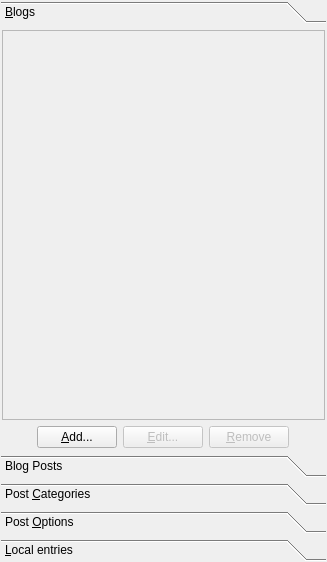
Qt form src/toolboxbase.ui (mtux/bilbo) before a commit.
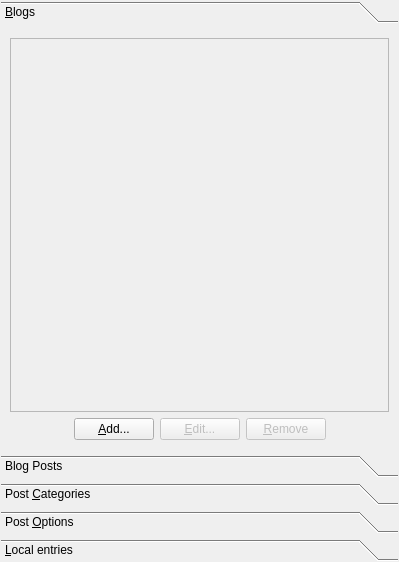
The same form after that commit. Custom widgets are drawn as their Qt base class.

Commit message: Toolbox pages layout changed to Horizontal layout. Fix on advanced settings page text!

Diff of the .ui file:
```diff
--- a/src/toolboxbase.ui
+++ b/src/toolboxbase.ui
@@ -5,7 +5,7 @@
    <rect>
     <x>0</x>
     <y>0</y>
-    <width>327</width>
+    <width>399</width>
     <height>562</height>
    </rect>
   </property>
@@ -25,18 +25,46 @@
          <rect>
           <x>0</x>
           <y>0</y>
-          <width>313</width>
+          <width>385</width>
           <height>403</height>
          </rect>
         </property>
         <attribute name="label" >
          <string>&amp;Blogs</string>
         </attribute>
-        <layout class="QGridLayout" name="gridLayout_7" >
-         <property name="margin" >
-          <number>1</number>
-         </property>
-         <item row="2" column="0" >
+        <layout class="QVBoxLayout" name="verticalLayout_8" >
+         <item>
+          <widget class="QScrollArea" name="scrollArea_2" >
+           <property name="frameShadow" >
+            <enum>QFrame::Raised</enum>
+           </property>
+           <property name="widgetResizable" >
+            <bool>true</bool>
+           </property>
+           <widget class="QWidget" name="frameBlog" >
+            <property name="geometry" >
+             <rect>
+              <x>0</x>
+              <y>0</y>
+              <width>371</width>
+              <height>357</height>
+             </rect>
+            </property>
+            <layout class="QVBoxLayout" name="verticalLayout" >
+             <property name="leftMargin" >
+              <number>2</number>
+             </property>
+             <property name="topMargin" >
+              <number>2</number>
+             </property>
+             <property name="rightMargin" >
+              <number>2</number>
+             </property>
+            </layout>
+           </widget>
+          </widget>
+         </item>
+         <item>
           <layout class="QHBoxLayout" name="horizontalLayout_5" >
            <property name="sizeConstraint" >
             <enum>QLayout::SetMinimumSize</enum>
@@ -111,37 +139,6 @@
            </item>
           </layout>
          </item>
-         <item row="0" column="0" >
-          <widget class="QScrollArea" name="scrollArea_2" >
-           <property name="frameShadow" >
-            <enum>QFrame::Raised</enum>
-           </property>
-           <property name="widgetResizable" >
-            <bool>true</bool>
-           </property>
-           <widget class="QWidget" name="frameBlog" >
-            <property name="geometry" >
-             <rect>
-              <x>0</x>
-              <y>0</y>
-              <width>305</width>
-              <height>363</height>
-             </rect>
-            </property>
-            <layout class="QVBoxLayout" name="verticalLayout" >
-             <property name="leftMargin" >
-              <number>2</number>
-             </property>
-             <property name="topMargin" >
-              <number>2</number>
-             </property>
-             <property name="rightMargin" >
-              <number>2</number>
-             </property>
-            </layout>
-           </widget>
-          </widget>
-         </item>
         </layout>
        </widget>
        <widget class="QWidget" name="pgEntries" >
```
Left out of the diff: 94 changed lines with no effect on the pictures. The commit also changes 1 other file.
